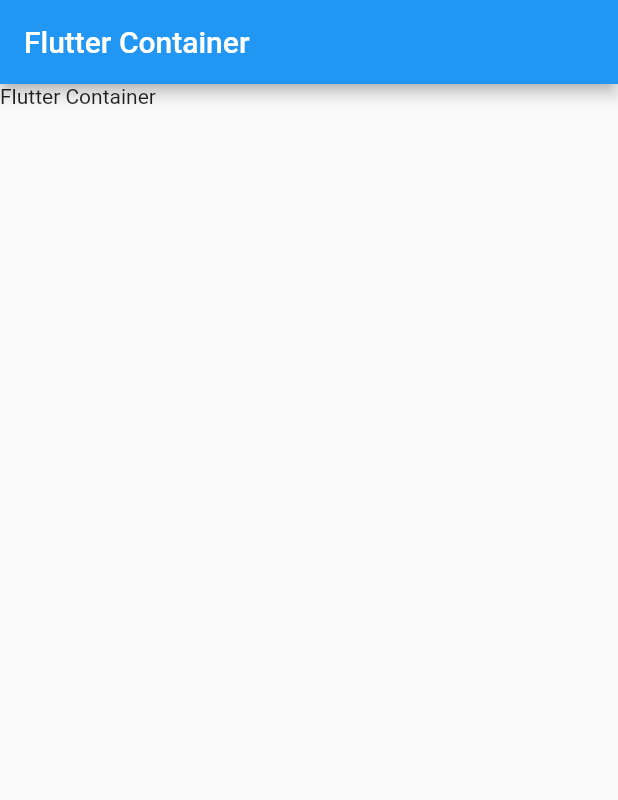
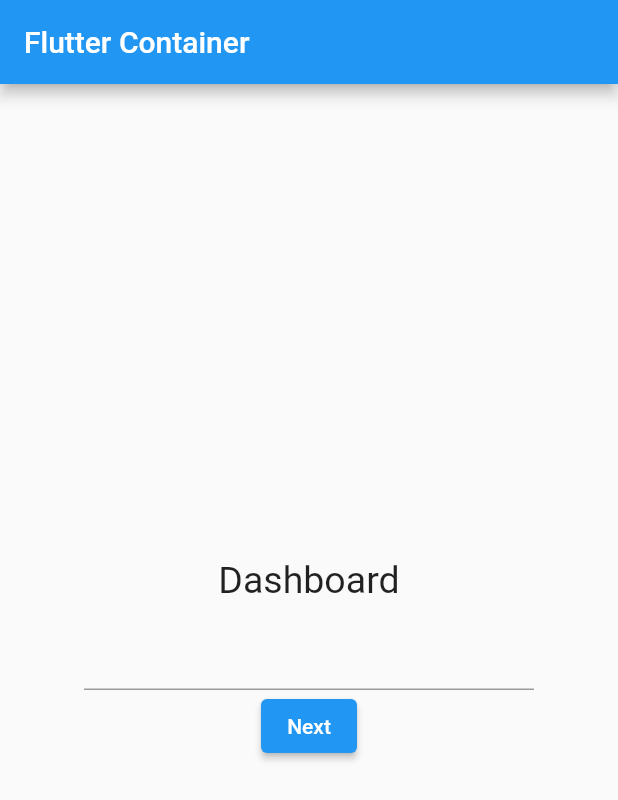
Before and after one commit to shaurya019/Flutter_container, a Flutter app: the MyHomePage screen opened directly, on a phone screen of 412 x 824 dp. Shown: the top 800 px of the screen. Run offline on Flutter 3.47's test engine with Material 2 defaults, Android fonts, the phone set to English and light mode, and no system bars; our stand-ins replace font_awesome_flutter.

```diff
--- a/lib/main.dart
+++ b/lib/main.dart
@@ -3,6 +3,8 @@ import 'package:container/ui_helper/helperfile.dart';
 import 'package:container/widget/rounded_btn.dart';
 import 'package:flutter/material.dart';
 import 'package:font_awesome_flutter/font_awesome_flutter.dart';
+
+import 'IntroPage.dart';
 
 
 void main() {
@@ -21,7 +23,7 @@ class MyApp extends StatelessWidget {
         theme: ThemeData(
             primarySwatch: Colors.blue,
         ),
-        home: SplashScreen(),
+        home: IntroPage(),
         // home: const MyHomePage(title: 'Flutter Demo Home Page')
     );
   }
@@ -29,19 +31,42 @@ class MyApp extends StatelessWidget {
 
 
 class MyHomePage extends StatelessWidget{
-
+var nameController = TextEditingController();
   @override
   Widget build(BuildContext context) {
     return Scaffold(
       appBar: AppBar(
         title: Text('Flutter Container'),
       ),
-      body:Text('Flutter Container'),
+      body:Center(
+        child: Container
+          (
+          width: 300,
+          child: Column(
+              mainAxisAlignment:MainAxisAlignment.center,
+            children: [
+              Text('Dashboard',style: TextStyle(fontSize: 25),),
+              SizedBox(height: 11),
+              TextField(
+                controller: nameController,
+              ),
+          ElevatedButton(onPressed: (){
+            Navigator.pushReplacement(context,
+                MaterialPageRoute(builder: (context) => IntroPage(),));
+          }, child: Text('Next'))
+            ],
+          ),
+        ),
+      )
 
     );
   }
 
 }
+
+
+//Text('Flutter Container'),
+
 // class MyHomePage extends StatefulWidget {
 //   const MyHomePage({super.key, required this.title});
 //
```
Also changed, not shown: lib/IntroPage.dart (+5 -4 lines).
